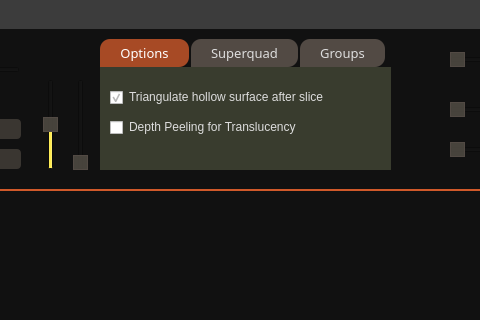
MHDante/Aperio, file aperio.ui: the form before one commit; both pictures show x 210 to 690 and y 0 to 320 of the 827 by 590 pixel window.
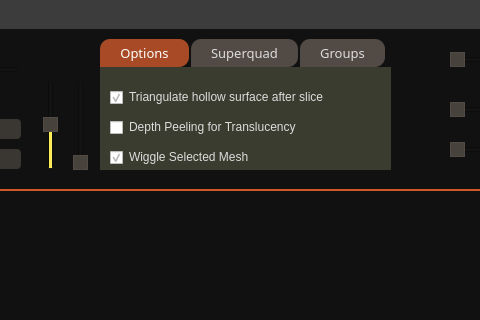
The form after the commit. The open tabs and pages were chosen to show the change. Icons and pictures are not drawn.

Commit message:
added wiggle option in GUI, updated fragment shader
to not rely on light positions from vtk (positions defined in shader)

```diff
--- a/aperio.ui
+++ b/aperio.ui
@@ -482,6 +482,25 @@
        <bool>false</bool>
       </property>
      </widget>
+     <widget class="QCheckBox" name="chkWiggle">
+      <property name="enabled">
+       <bool>true</bool>
+      </property>
+      <property name="geometry">
+       <rect>
+        <x>10</x>
+        <y>80</y>
+        <width>261</width>
+        <height>20</height>
+       </rect>
+      </property>
+      <property name="text">
+       <string>Wiggle Selected Mesh</string>
+      </property>
+      <property name="checked">
+       <bool>true</bool>
+      </property>
+     </widget>
     </widget>
     <widget class="QWidget" name="tab_2">
      <attribute name="title">
```
The commit also changes 5 other files.
